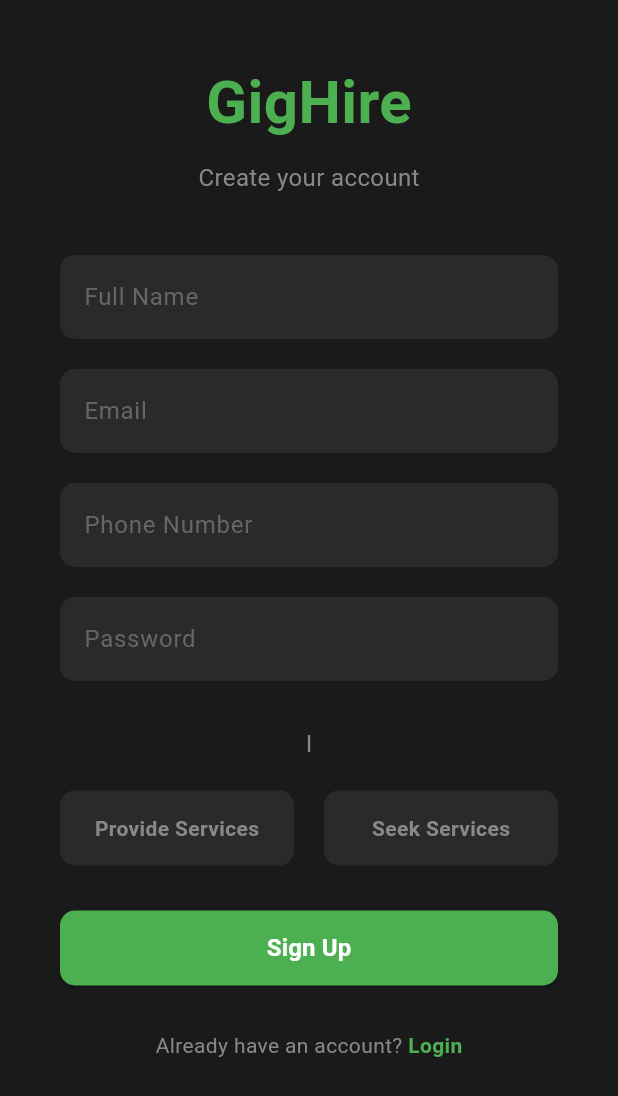
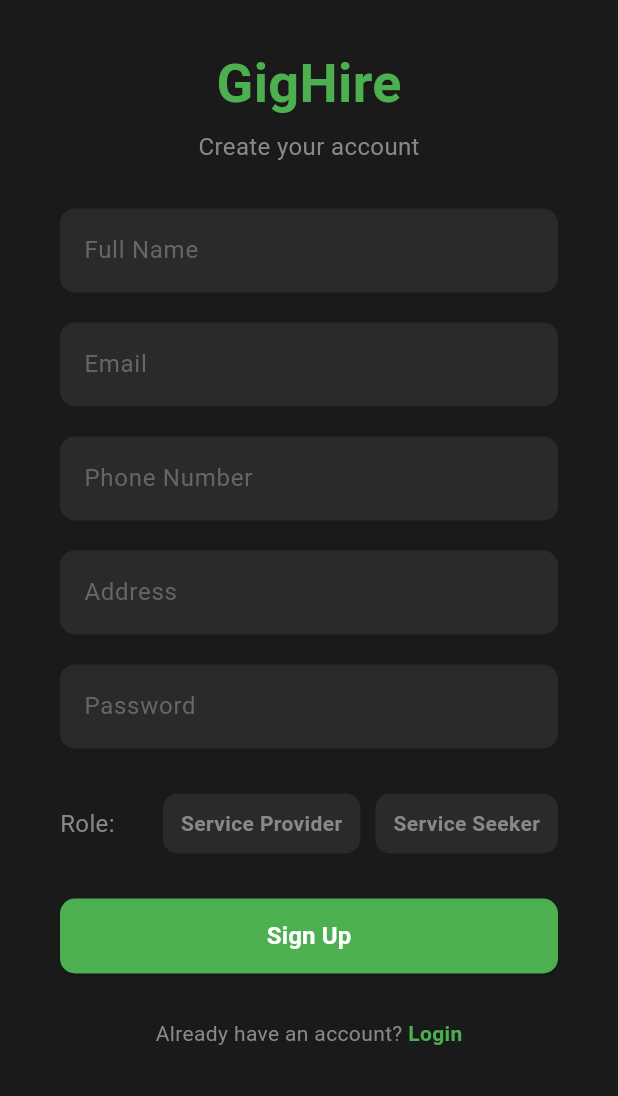
Before and after one commit to timsinadipesh/GigHire, a Flutter app: the SignupScreen screen opened directly, on a phone screen of 412 x 824 dp. Shown: the top 1096 px of the screen. Run offline on Flutter 3.47's test engine with Material 3 defaults, Android fonts, the phone set to English and light mode, and no system bars; our stand-ins replace cloud_firestore, firebase_core; accounts and stored records are empty; Roboto replaces fonts that are missing (Arial).

Commit message:
base user signup ui minor update

```diff
--- a/lib/main.dart
+++ b/lib/main.dart
@@ -1,6 +1,7 @@
 import 'package:firebase_core/firebase_core.dart';
 import 'package:flutter/material.dart';
 import 'package:flutter/services.dart';
+import 'package:gighire/ui/signup_screen.dart';
 import 'package:gighire/ui/worker_profile_screen.dart';
 import 'ui/login_screen.dart';
 import 'payment/payment_service.dart';
@@ -15,8 +16,9 @@ Future<void> main() async {
       storageBucket: "gighirefirebaseauth.firebasestorage.app",
       messagingSenderId: "311805614389",
       appId: "1:311805614389:web:6582683930bb9411d3947c",
+      // appId: "1:311805614389:android:260fb5993e239972d3947c",
       measurementId: "G-QYR9CPLV34",
-    ), // firebase initialization for android and not web, just remove the insides()
+    ),
   ); // Ensure Firebase is initialized
   runApp(const MyApp());
 }
@@ -42,7 +44,8 @@ class MyApp extends StatelessWidget {
         scaffoldBackgroundColor: const Color(0xFF1A1A1A),
         fontFamily: 'Arial',
       ),
-      home: const WorkerDetailScreen(workerId: "Users"),
+      // home: const WorkerDetailScreen(workerId: "Users"),
+      home: const LoginScreen(),
     );
   }
 }
--- a/lib/ui/signup_screen.dart
+++ b/lib/ui/signup_screen.dart
@@ -24,23 +24,23 @@ class _SignupScreenState extends State<SignupScreen> {
               mainAxisAlignment: MainAxisAlignment.start,
               children: [
                 // Logo and Tagline
-                const SizedBox(height: 40),
+                const SizedBox(height: 30),
                 const Text(
                   'GigHire',
                   style: TextStyle(
                     color: Color(0xFF4CAF50),
-                    fontSize: 40,
+                    fontSize: 36, // Reduced size
                     fontWeight: FontWeight.bold,
                   ),
                 ),
-                const SizedBox(height: 10),
+                const SizedBox(height: 5), // Reduced spacing
                 const Text(
                   'Create your account',
                   style: TextStyle(color: Color(0xFF888888), fontSize: 16),
                 ),
 
                 // Input Fields
-                const SizedBox(height: 40),
+                const SizedBox(height: 30),
                 TextField(
                   decoration: InputDecoration(
                     hintText: 'Full Name',
@@ -85,6 +85,20 @@ class _SignupScreenState extends State<SignupScreen> {
                 ),
                 const SizedBox(height: 20),
                 TextField(
+                  decoration: InputDecoration(
+                    hintText: 'Address',
+                    hintStyle: const TextStyle(color: Color(0xFF666666)),
+                    filled: true,
+                    fillColor: const Color(0xFF2A2A2A),
+                    border: OutlineInputBorder(
+                      borderRadius: BorderRadius.circular(10),
+                      borderSide: BorderSide.none,
+                    ),
+                  ),
+                  style: const TextStyle(color: Colors.white),
+                ),
+                const SizedBox(height: 20),
+                TextField(
                   obscureText: true,
                   decoration: InputDecoration(
                     hintText: 'Password',
@@ -101,31 +115,29 @@ class _SignupScreenState extends State<SignupScreen> {
 
                 // Role Selection
                 const SizedBox(height: 30),
+                Row(
+                  children: [
                     const Text(
-                  'I',
+                      'Role:',
                       style: TextStyle(color: Color(0xFF888888), fontSize: 16),
                     ),
-                const SizedBox(height: 20),
-                Row(
-                  children: [
-                    Expanded(
-                      child: GestureDetector(
+                    const Spacer(),
+                    GestureDetector(
                       onTap: () {
                         setState(() {
                           selectedRole = UserRole.serviceProvider;
                         });
                       },
                       child: Container(
-                          height: 50,
+                        padding: const EdgeInsets.symmetric(horizontal: 12, vertical: 10),
                         decoration: BoxDecoration(
                           color: selectedRole == UserRole.serviceProvider
                               ? const Color(0xFF4CAF50)
                               : const Color(0xFF2A2A2A),
                           borderRadius: BorderRadius.circular(10),
                         ),
-                          child: Center(
                         child: Text(
-                              'Provide Services',
+                          'Service Provider',
                           style: TextStyle(
                             color: selectedRole == UserRole.serviceProvider
                                 ? Colors.white
@@ -136,35 +148,29 @@ class _SignupScreenState extends State<SignupScreen> {
                         ),
                       ),
                     ),
-                      ),
-                    ),
-                    const SizedBox(width: 20),
-                    Expanded(
-                      child: GestureDetector(
+                    const SizedBox(width: 10),
+                    GestureDetector(
                       onTap: () {
                         setState(() {
                           selectedRole = UserRole.serviceSeeker;
                         });
                       },
                       child: Container(
-                          height: 50,
+                        padding: const EdgeInsets.symmetric(horizontal: 12, vertical: 10),
                         decoration: BoxDecoration(
                           color: selectedRole == UserRole.serviceSeeker
                               ? const Color(0xFF4CAF50)
                               : const Color(0xFF2A2A2A),
                           borderRadius: BorderRadius.circular(10),
                         ),
-                          child: Center(
                         child: Text(
-                              'Seek Services',
+                          'Service Seeker',
                           style: TextStyle(
                             color: selectedRole == UserRole.serviceSeeker
                                 ? Colors.white
                                 : const Color(0xFF888888),
                             fontSize: 14,
                             fontWeight: FontWeight.bold,
-                              ),
-                            ),
                           ),
                         ),
                       ),
```
Also changed, not shown: 1 other file. Lines whose indentation alone changed are shown as unchanged.
